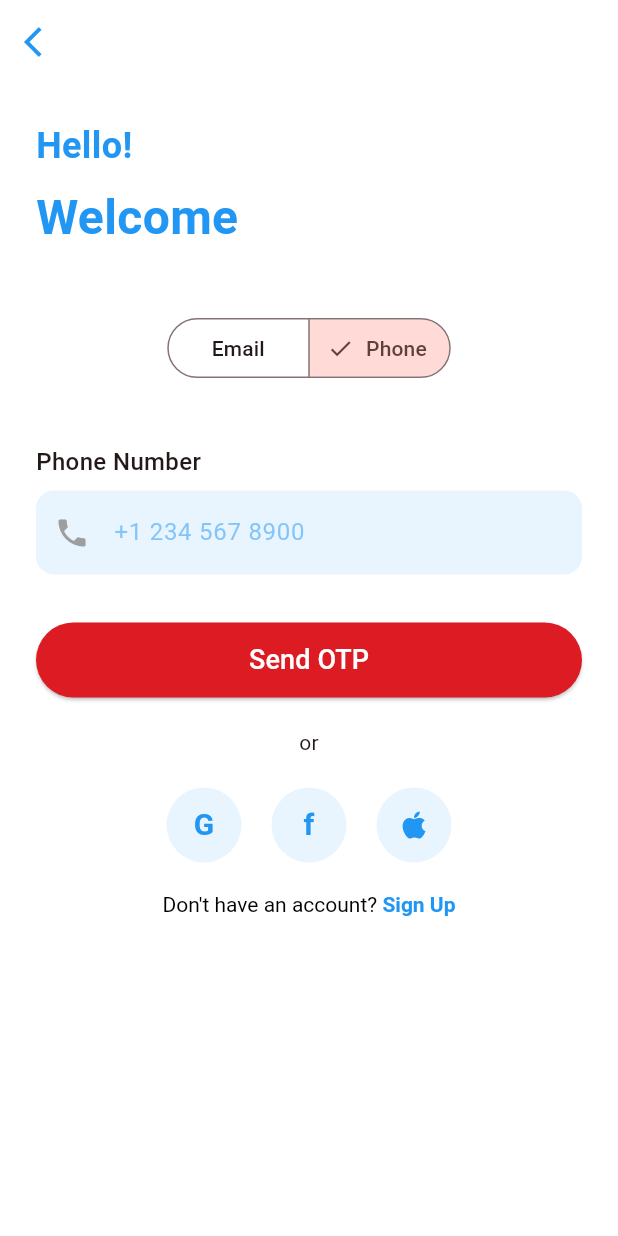
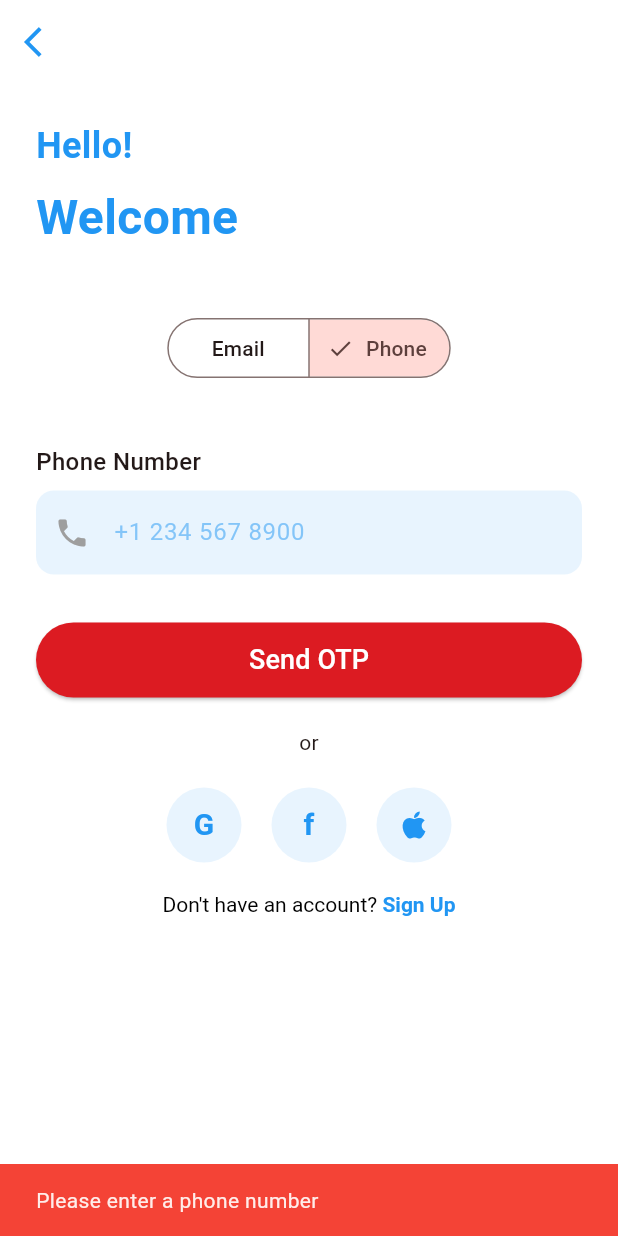
Before and after one commit to johnrobertdelinila/Philippine-Heart-Center-App, a Flutter app: the LoginScreen screen opened directly, after a tap on "Phone", after a tap on "Send OTP", on a phone screen of 412 x 824 dp. Run offline on Flutter 3.47's test engine with Material 3 defaults, Android fonts, the phone set to English and light mode, and no system bars; our stand-ins replace firebase_auth, firebase_core, google_sign_in; missing offline and left inert: flutter_facebook_auth; accounts and stored records are empty.

Commit message:
finalize the UI for phone number login

```diff
--- a/lib/screens/login_screen.dart
+++ b/lib/screens/login_screen.dart
@@ -298,7 +298,21 @@ class _LoginScreenState extends State<LoginScreen> {
               height: 50,
               child: ElevatedButton(
                 onPressed: () {
-                  // Add login logic
+                  if (_isPhoneLogin) {
+                    // Validate phone number input
+                    if (_phoneController.text.trim().isEmpty) {
+                      ScaffoldMessenger.of(context).showSnackBar(
+                        const SnackBar(
+                          content: Text('Please enter a phone number'),
+                          backgroundColor: Colors.red,
+                        ),
+                      );
+                      return;
+                    }
+                    // Add phone authentication logic here
+                  } else {
+                    // Existing email login logic
+                  }
                 },
                 style: ElevatedButton.styleFrom(
                   backgroundColor: const Color(0xFFDC1B22),
```
